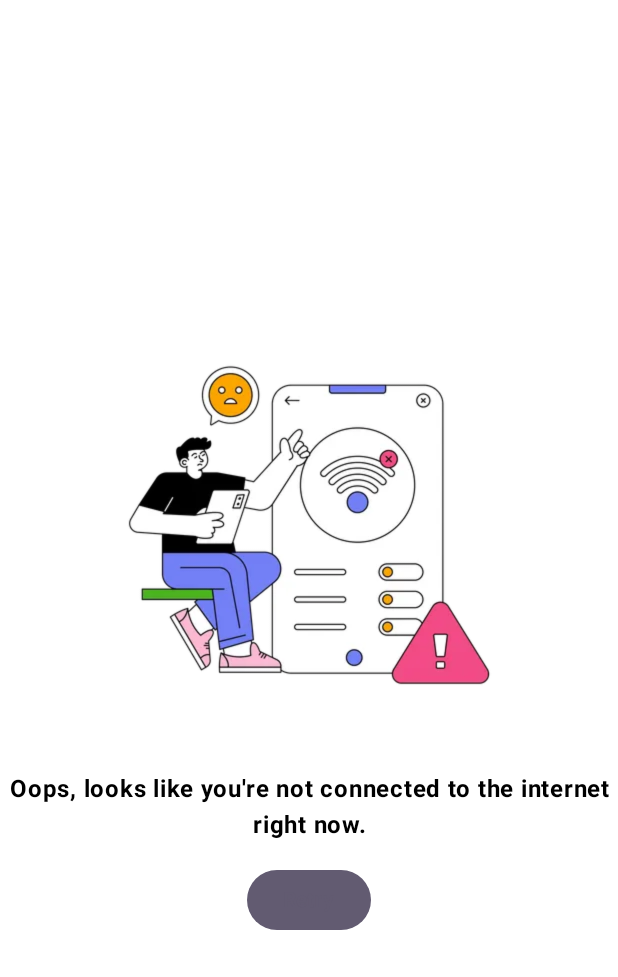
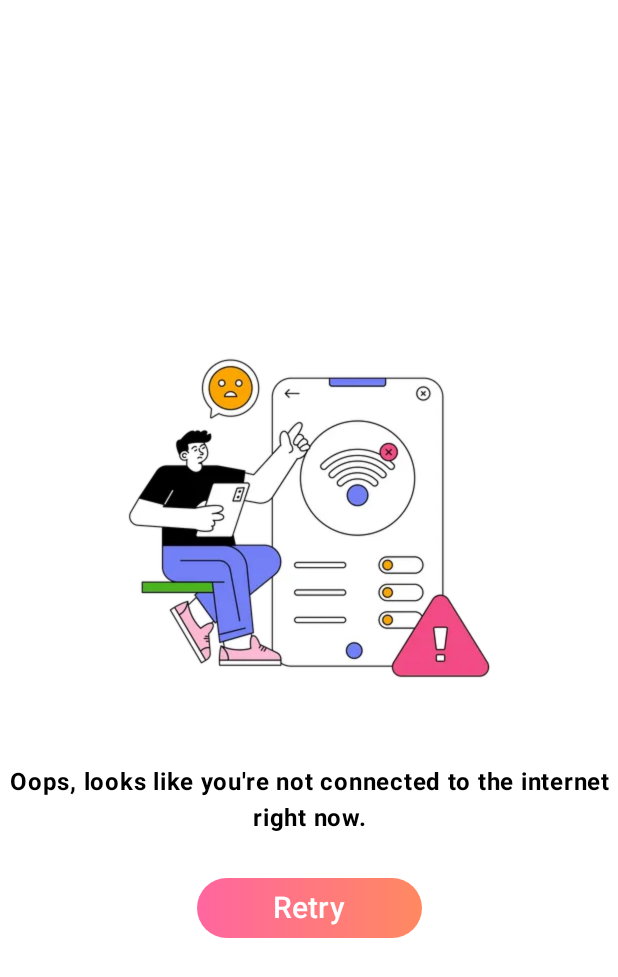
Before and after one commit to srabbijan/jobTask, an Android app built with Jetpack Compose: the composable NoInternet shown on its own in the app's theme, on a phone screen of 412 x 824 dp. Shown: the top 977 px of the screen. Run offline under Robolectric (Android 15) with nearby library versions, the phone set to English and light mode, and no system bars; 1 statement that could not run was skipped.

Commit message:
internet connectivity

```diff
--- a/app/src/main/java/com/srabbijan/jobtask/presentation/commonComponents/errorViews/NoInternet.kt
+++ b/app/src/main/java/com/srabbijan/jobtask/presentation/commonComponents/errorViews/NoInternet.kt
@@ -9,8 +9,7 @@ import androidx.compose.foundation.layout.fillMaxSize
 import androidx.compose.foundation.layout.fillMaxWidth
 import androidx.compose.foundation.layout.height
 import androidx.compose.foundation.layout.size
-import androidx.compose.material3.Button
-import androidx.compose.material3.ButtonDefaults
+import androidx.compose.foundation.shape.RoundedCornerShape
 import androidx.compose.material3.MaterialTheme
 import androidx.compose.material3.Text
 import androidx.compose.runtime.Composable
@@ -23,10 +22,14 @@ import androidx.compose.ui.text.font.FontWeight
 import androidx.compose.ui.text.style.TextAlign
 import androidx.compose.ui.unit.dp
 import com.srabbijan.jobtask.R
+import com.srabbijan.jobtask.presentation.commonComponents.buttons.GradientButton
 
 
 @Composable
-fun NoInternet() {
+fun NoInternet(
+    buttonText: String = "Retry",
+    onRetry: () -> Unit
+) {
     Box(
         modifier = Modifier.fillMaxSize(),
         contentAlignment = Alignment.Center
@@ -50,19 +53,16 @@ fun NoInternet() {
                 fontWeight = FontWeight.Bold,
                 textAlign = TextAlign.Center
             )
-            Spacer(modifier = Modifier.height(14.dp))
-            Button(
-                onClick = {
-
-                },
-                modifier = Modifier.align(Alignment.CenterHorizontally),
-                colors = ButtonDefaults.buttonColors(containerColor = MaterialTheme.colorScheme.secondary)
+            Spacer(modifier = Modifier.height(24.dp))
+            val cornerRadius = 16.dp
+            val gradientColor = listOf(Color(0xFFff669f), Color(0xFFff8961))
+            GradientButton(
+                gradientColors = gradientColor,
+                cornerRadius = cornerRadius,
+                nameButton = buttonText,
+                roundedCornerShape = RoundedCornerShape(20.dp)
             ) {
-                Text(
-                    text = "Retry",
-                    color = MaterialTheme.colorScheme.secondary,
-                    fontWeight = FontWeight.Bold
-                )
+                onRetry.invoke()
             }
         }
     }
```
Also changed, not shown: app/src/main/AndroidManifest.xml (+7 -3 lines), app/src/main/java/com/srabbijan/jobtask/presentation/commonComponents/errorViews/EmptyScreen.kt (+9 -2 lines), app/src/main/java/com/srabbijan/jobtask/presentation/commonComponents/shimmer/ShimmerEffectHome.kt (+0 -64 lines), app/src/main/java/com/srabbijan/jobtask/utils/NetworkConnectivity.kt (added, +26 -0 lines).
